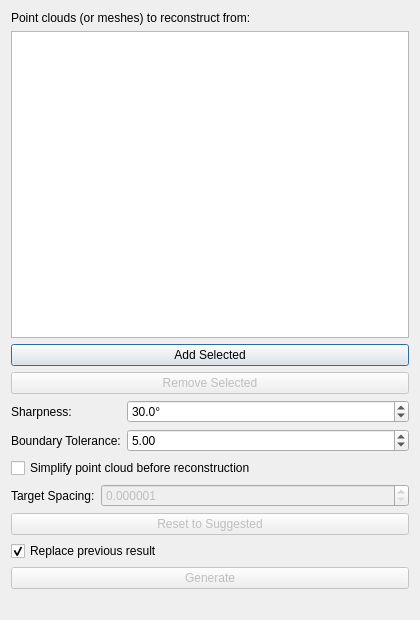
The window that ui/ReconstructSurfaceDialog.ui (sharjith/ModelViewer-Qt) describes before a commit, drawn with Qt 5.
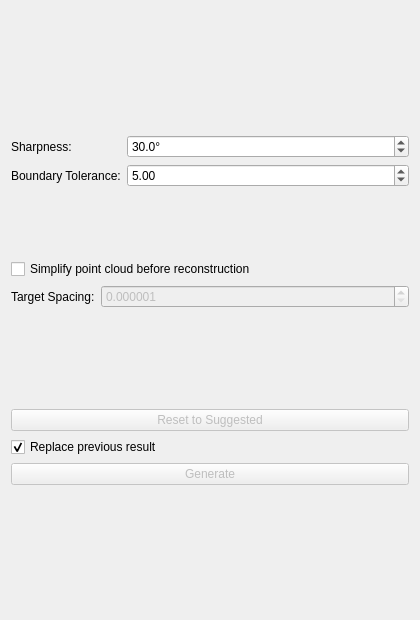
The same window after the commit. Custom widgets are drawn as their Qt base class.

Commit message: Use the shared selection box in the mesh-tool dialogs

What changed in the file:
```diff
--- a/ui/ReconstructSurfaceDialog.ui
+++ b/ui/ReconstructSurfaceDialog.ui
@@ -15,39 +15,7 @@
   </property>
   <layout class="QVBoxLayout" name="verticalLayout">
    <item>
-    <widget class="QLabel" name="meshListLabel">
-     <property name="text">
-      <string>Point clouds (or meshes) to reconstruct from:</string>
-     </property>
-    </widget>
-   </item>
-   <item>
-    <widget class="QListWidget" name="meshList">
-     <property name="selectionMode">
-      <enum>QAbstractItemView::SelectionMode::ExtendedSelection</enum>
-     </property>
-    </widget>
-   </item>
-   <item>
-    <layout class="QVBoxLayout" name="listButtonColumn">
-     <item>
-      <widget class="QPushButton" name="addSelectedButton">
-       <property name="text">
-        <string>Add Selected</string>
-       </property>
-      </widget>
-     </item>
-     <item>
-      <widget class="QPushButton" name="removeSelectedButton">
-       <property name="enabled">
-        <bool>false</bool>
-       </property>
-       <property name="text">
-        <string>Remove Selected</string>
-       </property>
-      </widget>
-     </item>
-    </layout>
+    <widget class="MeshSelectionBox" name="meshSelectionBox" native="true"/>
    </item>
    <item>
     <layout class="QFormLayout" name="parametersForm">
@@ -199,6 +167,13 @@
    </item>
   </layout>
  </widget>
+ <customwidgets>
+  <customwidget>
+   <class>MeshSelectionBox</class>
+   <extends>QWidget</extends>
+   <header>MeshSelectionBox.h</header>
+  </customwidget>
+ </customwidgets>
  <resources/>
  <connections/>
 </ui>
```
The commit also changes 24 other files.
